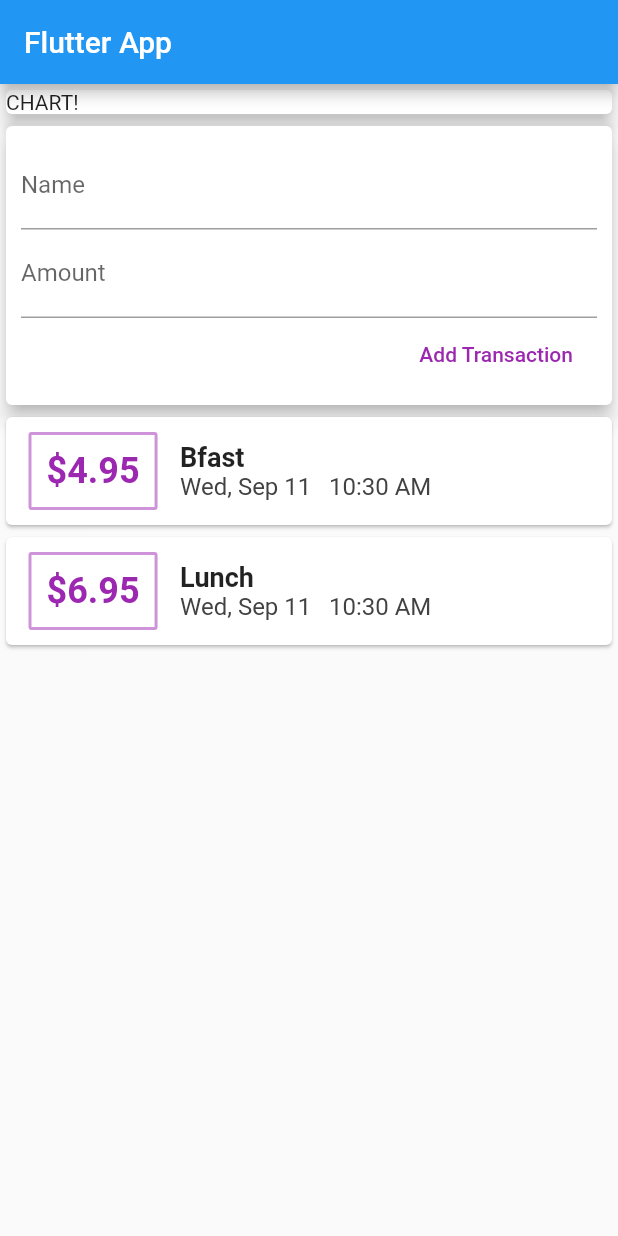
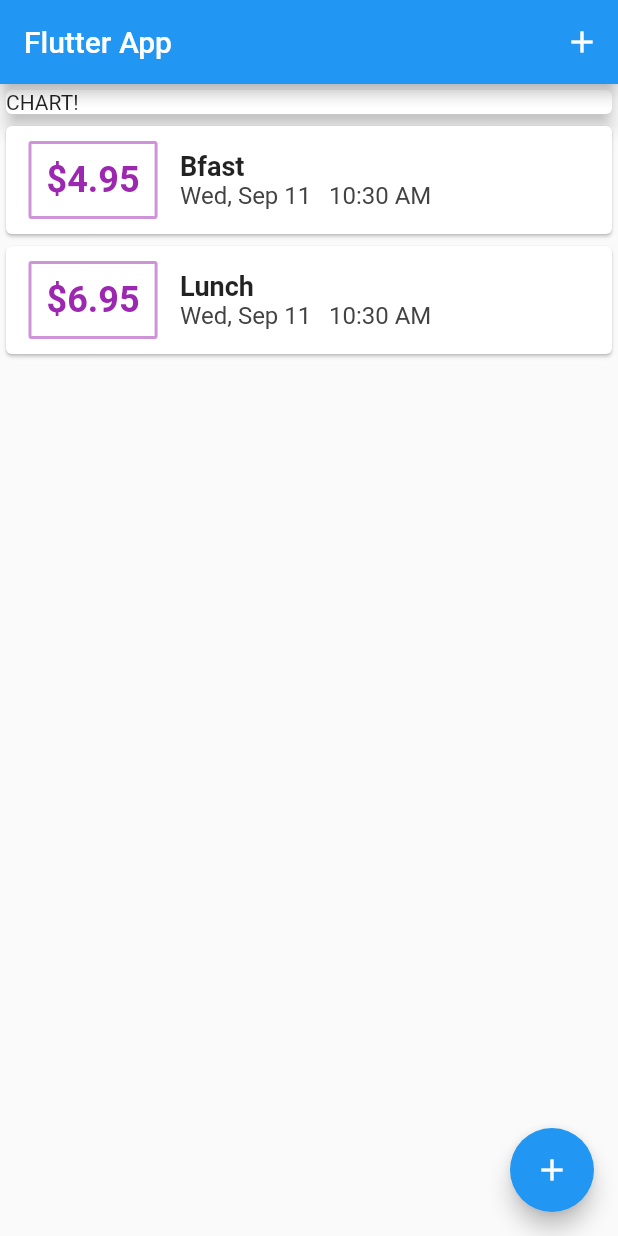
Before and after one commit to sfallmann/flutter-practice, a Flutter app: the screen it shows after launch, on a phone screen of 412 x 824 dp. Run offline on Flutter 3.47's test engine with Material 2 defaults, Android fonts, the phone set to English and light mode, and no system bars.

Commit message:
Tweaked widgets and model

```diff
--- a/personal_expenses_app/lib/main.dart
+++ b/personal_expenses_app/lib/main.dart
@@ -1,5 +1,7 @@
 import 'package:flutter/material.dart';
+import 'package:personal_expenses_app/widgets/new_transaction.dart';
 import './widgets/user_transactions.dart';
+import 'models/transaction.dart';
 
 void main() => runApp(MyApp());
 
@@ -7,21 +9,65 @@ class MyApp extends StatelessWidget {
   @override
   Widget build(BuildContext context) {
     return MaterialApp(
+      debugShowCheckedModeBanner: false,
       title: 'Flutter App',
       home: MyHomePage(),
     );
   }
 }
 
-class MyHomePage extends StatelessWidget {
+class MyHomePage extends StatefulWidget {
+  @override
+  _MyHomePageState createState() => _MyHomePageState();
+}
+
+class _MyHomePageState extends State<MyHomePage> {
+  final List<Transaction> _transactions = [
+    Transaction(id: 't1', title: 'Bfast', amount: 4.95, date: DateTime.now()),
+    Transaction(id: 't2', title: 'Lunch', amount: 6.95, date: DateTime.now()),
+  ];
+
+  void _handleAddTransaction(String name, double amount) {
+    setState(() {
+      _transactions.add(Transaction(
+          id: 't${_transactions.length + 1}',
+          title: name,
+          amount: amount,
+          date: DateTime.now()));
+    });
+  }
+
+  void _showNewTransactionForm(BuildContext ctx) {
+    showModalBottomSheet(
+        context: ctx,
+        builder: (_) {
+          return GestureDetector(
+            onTap: () {},
+            behavior: HitTestBehavior.opaque,
+            child: NewTransaction(
+              onAddTransaction: _handleAddTransaction,
+            ),
+          );
+        });
+  }
 
   @override
   Widget build(BuildContext context) {
     return Scaffold(
       appBar: AppBar(
         title: Text('Flutter App'),
+        actions: <Widget>[
+          IconButton(
+            icon: Icon(Icons.add),
+            onPressed: () => _showNewTransactionForm(context),
+          )
+        ],
       ),
-      body: UserTransactions(),
+      body: UserTransactions(_transactions),
+      floatingActionButton: FloatingActionButton(
+        child: Icon(Icons.add),
+        onPressed: () => _showNewTransactionForm(context),
+      ),
     );
   }
 }
--- a/personal_expenses_app/lib/models/transaction.dart
+++ b/personal_expenses_app/lib/models/transaction.dart
@@ -8,7 +8,7 @@ class Transaction {
   final DateTime date;
 
   String get formattedAmount {
-    return '\$${this.amount}';
+    return '\$${this.amount.toStringAsFixed(2)}';
   }
 
   String get formattedDate {
--- a/personal_expenses_app/lib/widgets/transaction_list.dart
+++ b/personal_expenses_app/lib/widgets/transaction_list.dart
@@ -1,33 +1,32 @@
 import 'package:flutter/material.dart';
 import '../models/transaction.dart';
 
+
+
 class TransactionList extends StatelessWidget {
+
   final List<Transaction> transactions;
 
-  const TransactionList({@required this.transactions});
+  const TransactionList({ @required this.transactions });
 
   @override
   Widget build(BuildContext context) {
     return Container(
       height: 300,
-      child: SingleChildScrollView(
-        child: Column(
-          children: transactions.map((transaction) {
-            return Container(
-                width: double.infinity,
-                child: Card(
+      child: ListView.builder(
+        itemBuilder: (ctx, index) {
+          return Card(
                   child: Row(
                 children: <Widget>[
                   Container(
-                        margin:
-                            EdgeInsets.symmetric(vertical: 10, horizontal: 15),
+                      margin: EdgeInsets.symmetric(vertical: 10, horizontal: 15),
                       padding: EdgeInsets.all(10),
                       decoration: BoxDecoration(
                           borderRadius: BorderRadius.all(Radius.circular(2)),
-                            border: Border.all(
-                                color: Colors.purple[200], width: 2)),
+                          border:
+                              Border.all(color: Colors.purple[200], width: 2)),
                       child: Text(
-                          transaction.formattedAmount,
+                        transactions[index].formattedAmount,
                         style: TextStyle(
                             fontWeight: FontWeight.bold,
                             fontSize: 24,
@@ -37,21 +36,20 @@ class TransactionList extends StatelessWidget {
                     crossAxisAlignment: CrossAxisAlignment.start,
                     children: <Widget>[
                       Text(
-                          transaction.title,
-                          style: TextStyle(
-                              fontWeight: FontWeight.bold, fontSize: 18),
+                        transactions[index].title,
+                        style:
+                            TextStyle(fontWeight: FontWeight.bold, fontSize: 18),
                       ),
                       Text(
-                          transaction.formattedDate,
-                          style:
-                              TextStyle(color: Colors.grey[800], fontSize: 16),
+                        transactions[index].formattedDate,
+                        style: TextStyle(color: Colors.grey[800], fontSize: 16),
                       )
                     ],
                   )
                 ],
-                )));
-          }).toList(),
-        ),
+              ));
+        },
+        itemCount: transactions.length,
       ),
     );
   }
--- a/personal_expenses_app/lib/widgets/user_transactions.dart
+++ b/personal_expenses_app/lib/widgets/user_transactions.dart
@@ -1,31 +1,11 @@
 import 'package:flutter/material.dart';
 import '../models/transaction.dart';
 import './transaction_list.dart';
-import './new_transaction.dart';
 
-class UserTransactions extends StatefulWidget {
-  @override
-  _UserTransactionsState createState() => _UserTransactionsState();
-}
+class UserTransactions extends StatelessWidget {
 
-class _UserTransactionsState extends State<UserTransactions> {
-  final List<Transaction> _transactions = [
-    Transaction(id: 't1', title: 'Bfast', amount: 4.95, date: DateTime.now()),
-    Transaction(id: 't2', title: 'Lunch', amount: 6.95, date: DateTime.now()),
-  ];
-
-
-
-  void handleAddTransaction(String name, String amount) {
-
-    setState(() {
-      _transactions.add(Transaction(
-          id: 't${_transactions.length + 1}',
-          title: name,
-          amount: double.parse(amount),
-          date: DateTime.now()));
-    });
-  }
+  final List<Transaction> _transactions;
+  const UserTransactions(this._transactions);
 
   @override
   Widget build(BuildContext context) {
@@ -37,9 +17,6 @@ class _UserTransactionsState extends State<UserTransactions> {
               elevation: 5,
               child: Text('CHART!'),
             )),
-        NewTransaction(
-          onAddTransaction: handleAddTransaction,
-        ),
          TransactionList(
           transactions: _transactions,
         ),
```
Also changed, not shown: personal_expenses_app/lib/widgets/new_transaction.dart (+24 -4 lines). Lines whose indentation alone changed are shown as unchanged.
